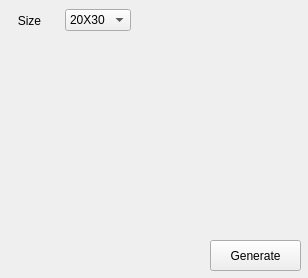
The window that designer/MainWindowQtdesigner.ui (VivienLaure/CosmicDisease) describes before a commit, drawn with Qt 5.
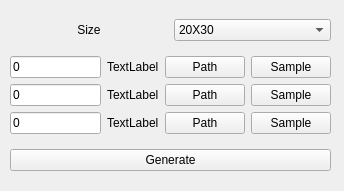
The same window after the commit.

The edit to the form file:
```diff
--- a/designer/MainWindowQtdesigner.ui
+++ b/designer/MainWindowQtdesigner.ui
@@ -6,36 +6,25 @@
    <rect>
     <x>0</x>
     <y>0</y>
-    <width>308</width>
-    <height>278</height>
+    <width>344</width>
+    <height>191</height>
    </rect>
   </property>
   <property name="windowTitle">
    <string>MainWindow</string>
   </property>
   <widget class="QWidget" name="centralwidget">
-   <widget class="QPushButton" name="generate_button">
+   <widget class="QWidget" name="verticalLayoutWidget_2">
     <property name="geometry">
      <rect>
-      <x>210</x>
-      <y>240</y>
-      <width>91</width>
-      <height>31</height>
+      <x>10</x>
+      <y>10</y>
+      <width>321</width>
+      <height>171</height>
      </rect>
     </property>
-    <property name="text">
-     <string>Generate</string>
-    </property>
-   </widget>
-   <widget class="QWidget" name="horizontalLayoutWidget">
-    <property name="geometry">
-     <rect>
-      <x>0</x>
-      <y>0</y>
-      <width>131</width>
-      <height>41</height>
-     </rect>
-    </property>
+    <layout class="QVBoxLayout" name="verticalLayout_5">
+     <item>
     <layout class="QHBoxLayout" name="horizontalLayout">
      <item>
       <widget class="QLabel" name="size_label">
@@ -59,6 +48,115 @@
          <string>30X30</string>
         </property>
        </item>
+        </widget>
+       </item>
+      </layout>
+     </item>
+     <item>
+      <layout class="QVBoxLayout" name="verticalLayout">
+       <item>
+        <layout class="QHBoxLayout" name="horizontalLayout_4">
+         <item>
+          <widget class="QLineEdit" name="le_nbr_form_1">
+           <property name="text">
+            <string>0</string>
+           </property>
+          </widget>
+         </item>
+         <item>
+          <widget class="QLabel" name="label_name_form_1">
+           <property name="text">
+            <string>TextLabel</string>
+           </property>
+          </widget>
+         </item>
+         <item>
+          <widget class="QPushButton" name="button_path_form_1">
+           <property name="text">
+            <string>Path</string>
+           </property>
+          </widget>
+         </item>
+         <item>
+          <widget class="QPushButton" name="button_display_form_1">
+           <property name="text">
+            <string>Sample</string>
+           </property>
+          </widget>
+         </item>
+        </layout>
+       </item>
+       <item>
+        <layout class="QHBoxLayout" name="horizontalLayout_2">
+         <item>
+          <widget class="QLineEdit" name="le_nbr_form_2">
+           <property name="text">
+            <string>0</string>
+           </property>
+          </widget>
+         </item>
+         <item>
+          <widget class="QLabel" name="label_name_form_2">
+           <property name="text">
+            <string>TextLabel</string>
+           </property>
+          </widget>
+         </item>
+         <item>
+          <widget class="QPushButton" name="button_path_form_2">
+           <property name="text">
+            <string>Path</string>
+           </property>
+          </widget>
+         </item>
+         <item>
+          <widget class="QPushButton" name="button_display_form_2">
+           <property name="text">
+            <string>Sample</string>
+           </property>
+          </widget>
+         </item>
+        </layout>
+       </item>
+       <item>
+        <layout class="QHBoxLayout" name="horizontalLayout_3">
+         <item>
+          <widget class="QLineEdit" name="le_nbr_form_3">
+           <property name="text">
+            <string>0</string>
+           </property>
+          </widget>
+         </item>
+         <item>
+          <widget class="QLabel" name="label_name_form_3">
+           <property name="text">
+            <string>TextLabel</string>
+           </property>
+          </widget>
+         </item>
+         <item>
+          <widget class="QPushButton" name="button_path_form_3">
+           <property name="text">
+            <string>Path</string>
+           </property>
+          </widget>
+         </item>
+         <item>
+          <widget class="QPushButton" name="button_display_form_3">
+           <property name="text">
+            <string>Sample</string>
+           </property>
+          </widget>
+         </item>
+        </layout>
+       </item>
+      </layout>
+     </item>
+     <item>
+      <widget class="QPushButton" name="generate_button">
+       <property name="text">
+        <string>Generate</string>
+       </property>
       </widget>
      </item>
     </layout>
```
Lines whose indentation alone changed are shown as unchanged.
